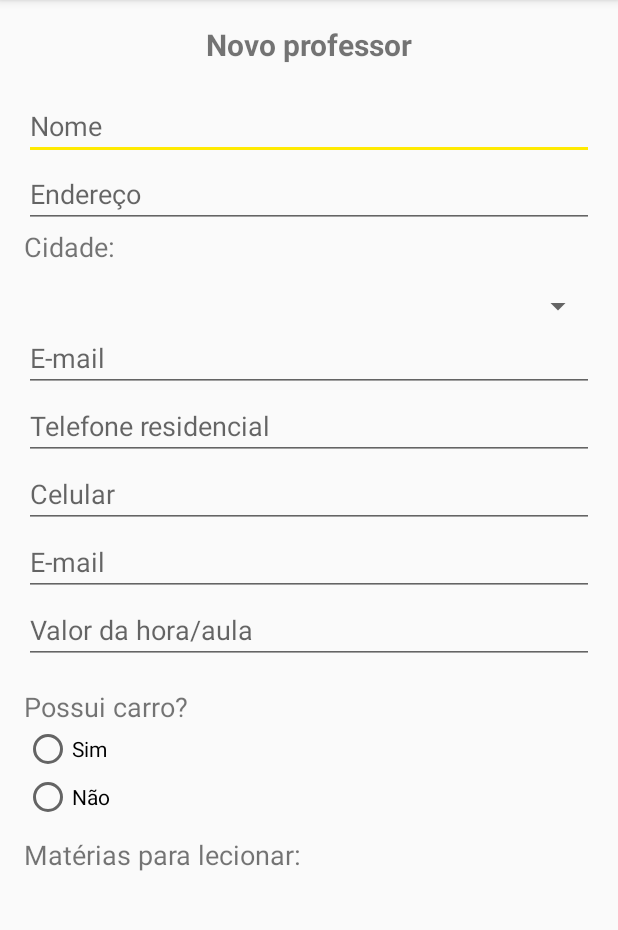
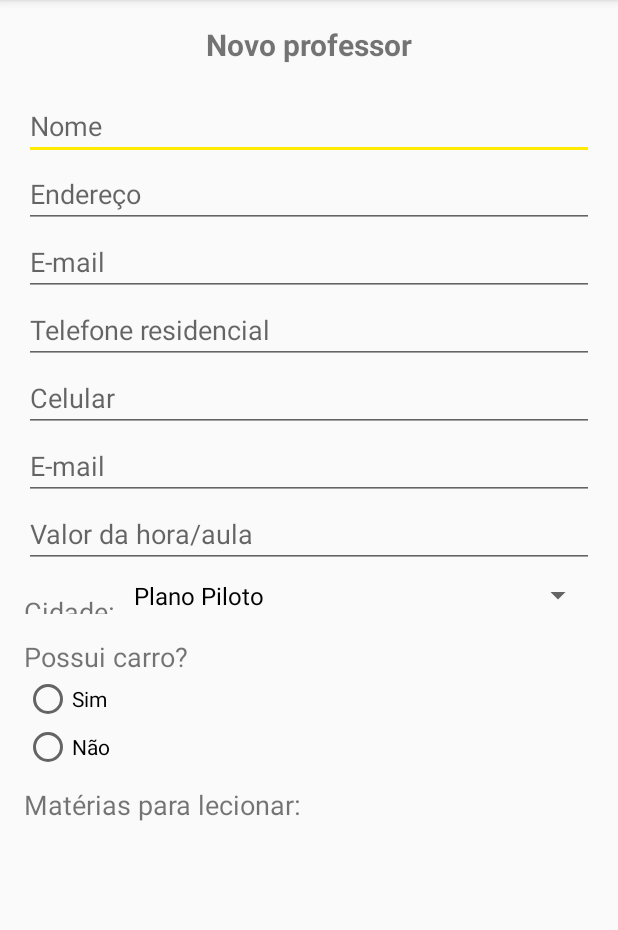
Before and after one commit to gabrielsclimaco/BrainstormApp, an Android app: the TeacherFormActivity screen opened directly, with no data from a screen before it, on a phone screen of 412 x 824 dp, the part 84-1014 px from its top. Run offline under Robolectric (Android 15) with nearby library versions, the light colour scheme and no system bars.

Commit message:
Setting up Teacher city spinner

```diff
--- a/app/src/main/java/com/reforcointeligente/brainstormapp/View/TeacherFormActivity.java
+++ b/app/src/main/java/com/reforcointeligente/brainstormapp/View/TeacherFormActivity.java
@@ -2,14 +2,28 @@ package com.reforcointeligente.brainstormapp.View;
 
 import android.support.v7.app.AppCompatActivity;
 import android.os.Bundle;
+import android.widget.ArrayAdapter;
+import android.widget.Spinner;
 
 import com.reforcointeligente.brainstormapp.R;
 
 public class TeacherFormActivity extends AppCompatActivity {
+    Spinner spinner;
 
     @Override
     protected void onCreate(Bundle savedInstanceState) {
         super.onCreate(savedInstanceState);
         setContentView(R.layout.activity_teacher_form);
+
+        setUpSpinner();
+    }
+
+    private void setUpSpinner() {
+        spinner = (Spinner) findViewById(R.id.spinnerTeacherCity);
+        ArrayAdapter<CharSequence> arrayAdapter = ArrayAdapter.createFromResource(this,
+                R.array.list_df_cities, android.R.layout.simple_spinner_dropdown_item);
+        arrayAdapter.setDropDownViewResource(android.R.layout.simple_spinner_dropdown_item);
+
+        spinner.setAdapter(arrayAdapter);
     }
 }
--- a/app/src/main/res/layout/activity_teacher_form.xml
+++ b/app/src/main/res/layout/activity_teacher_form.xml
@@ -61,25 +61,6 @@
                 android:layout_toEndOf="@+id/textViewTeacherAddress"
                 android:hint="Endereço"/>
 
-            <TextView
-                android:text="Cidade: "
-                android:layout_width="wrap_content"
-                android:layout_height="wrap_content"
-                android:id="@+id/textViewTeacherCity"
-                android:textSize="18dp"
-                android:layout_below="@+id/spinnerTeacherNeighborhood"
-                android:layout_alignParentLeft="true"
-                android:layout_alignParentStart="true" />
-
-            <Spinner
-                android:layout_width="match_parent"
-                android:layout_height="match_parent"
-                android:id="@+id/spinnerTeacherCity"
-                android:layout_marginTop="15dp"
-                android:layout_below="@+id/textViewTeacherCity"
-                android:layout_alignParentLeft="true"
-                android:layout_alignParentStart="true" />
-
             <EditText
             android:layout_width="match_parent"
             android:layout_height="match_parent"
@@ -140,6 +121,26 @@
             android:layout_toEndOf="@+id/textViewTeacherSubjects"
             android:hint="Valor da hora/aula"/>
 
+            <LinearLayout
+                android:layout_width="match_parent"
+                android:layout_height="wrap_content"
+                android:orientation="horizontal"
+                android:layout_marginTop="6dp">
+
+                <TextView
+                    android:text="Cidade: "
+                    android:layout_width="wrap_content"
+                    android:layout_height="wrap_content"
+                    android:id="@+id/textViewTeacherCity"
+                    android:textSize="18dp" />
+
+                <Spinner
+                    android:layout_width="fill_parent"
+                    android:layout_height="match_parent"
+                    android:id="@+id/spinnerTeacherCity"/>
+
+            </LinearLayout>
+
             <TextView
             android:text="Possui carro? "
             android:layout_width="wrap_content"
```
Lines whose indentation alone changed are shown as unchanged.
